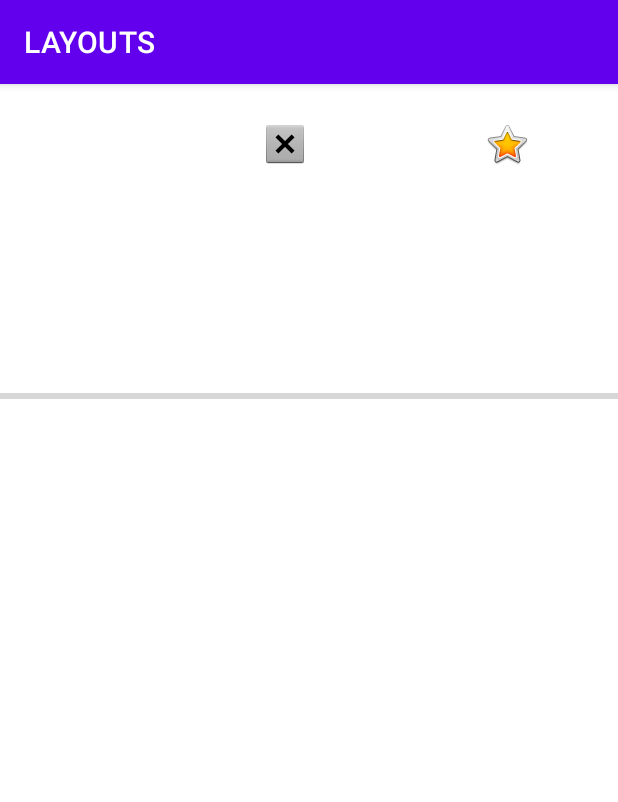
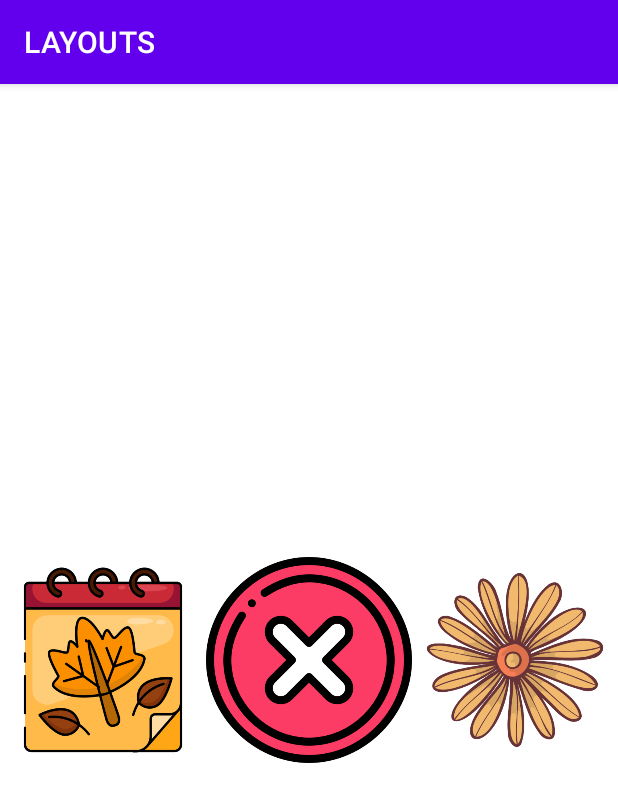
Before and after one commit to hilariocamachomore/layouts, an Android app: the activitylinearlayout screen opened directly, with no data from a screen before it, on a phone screen of 412 x 824 dp. Shown: the top 802 px of the screen. Run offline under Robolectric (Android 15) with nearby library versions, the light colour scheme and no system bars.

Commit message:
desde inf1 del B

```diff
--- a/app/src/main/res/layout/activity_activitylinearlayout.xml
+++ b/app/src/main/res/layout/activity_activitylinearlayout.xml
@@ -7,48 +7,50 @@
     android:layout_height="match_parent"
     tools:context=".activitylinearlayout">
 
+    <androidx.constraintlayout.widget.ConstraintLayout
+        android:layout_width="match_parent"
+        android:layout_height="match_parent">
+
         <LinearLayout
-        android:layout_width="match_parent"
-        android:layout_height="match_parent"
-        android:layout_marginTop="24dp"
-        android:orientation="horizontal"
-        app:layout_constraintTop_toTopOf="parent">
-
-        <ImageView
-            android:id="@+id/imageView"
             android:layout_width="wrap_content"
             android:layout_height="wrap_content"
-            android:layout_weight="1"
-            tools:srcCompat="@tools:sample/avatars" />
-
-        <ImageView
-            android:id="@+id/imageView2"
-            android:layout_width="wrap_content"
-            android:layout_height="wrap_content"
-            android:layout_weight="1"
-            app:srcCompat="@android:drawable/btn_dialog" />
+            android:layout_marginStart="32dp"
+            android:layout_marginEnd="32dp"
+            android:orientation="horizontal"
+            app:layout_constraintBottom_toBottomOf="parent"
+            app:layout_constraintEnd_toEndOf="parent"
+            app:layout_constraintStart_toStartOf="parent"
+            app:layout_constraintTop_toTopOf="parent">
 
             <ImageView
                 android:id="@+id/imageView4"
                 android:layout_width="wrap_content"
                 android:layout_height="wrap_content"
                 android:layout_weight="1"
-            app:srcCompat="@android:drawable/btn_star_big_on" />
+                app:srcCompat="@drawable/calendario" />
+
+            <ImageView
+                android:id="@+id/imageView5"
+                android:layout_width="wrap_content"
+                android:layout_height="wrap_content"
+                android:layout_weight="1"
+                app:srcCompat="@drawable/cancelar" />
+
+            <ImageView
+                android:id="@+id/imageView6"
+                android:layout_width="wrap_content"
+                android:layout_height="wrap_content"
+                android:layout_weight="1"
+                app:srcCompat="@drawable/naturaleza" />
 
         </LinearLayout>
 
         <LinearLayout
-        android:layout_width="match_parent"
+            android:layout_width="wrap_content"
             android:layout_height="wrap_content"
-        android:layout_marginTop="200dp"
+            android:layout_weight="50"
             android:orientation="horizontal"
-        app:layout_constraintTop_toTopOf="parent">
-
-        <ProgressBar
-            android:id="@+id/progressBar"
-            style="?android:attr/progressBarStyleHorizontal"
-            android:layout_width="match_parent"
-            android:layout_height="wrap_content"
-            android:layout_weight="1" />
-    </LinearLayout>
+            tools:layout_editor_absoluteX="617dp"
+            tools:layout_editor_absoluteY="110dp"></LinearLayout>
     </androidx.constraintlayout.widget.ConstraintLayout>
+</androidx.constraintlayout.widget.ConstraintLayout>
```
Also changed, not shown: app/src/main/res/drawable/calendario.png (added), app/src/main/res/drawable/cancelar.png (added), app/src/main/res/drawable/naturaleza.png (added). Lines whose indentation alone changed are shown as unchanged.
